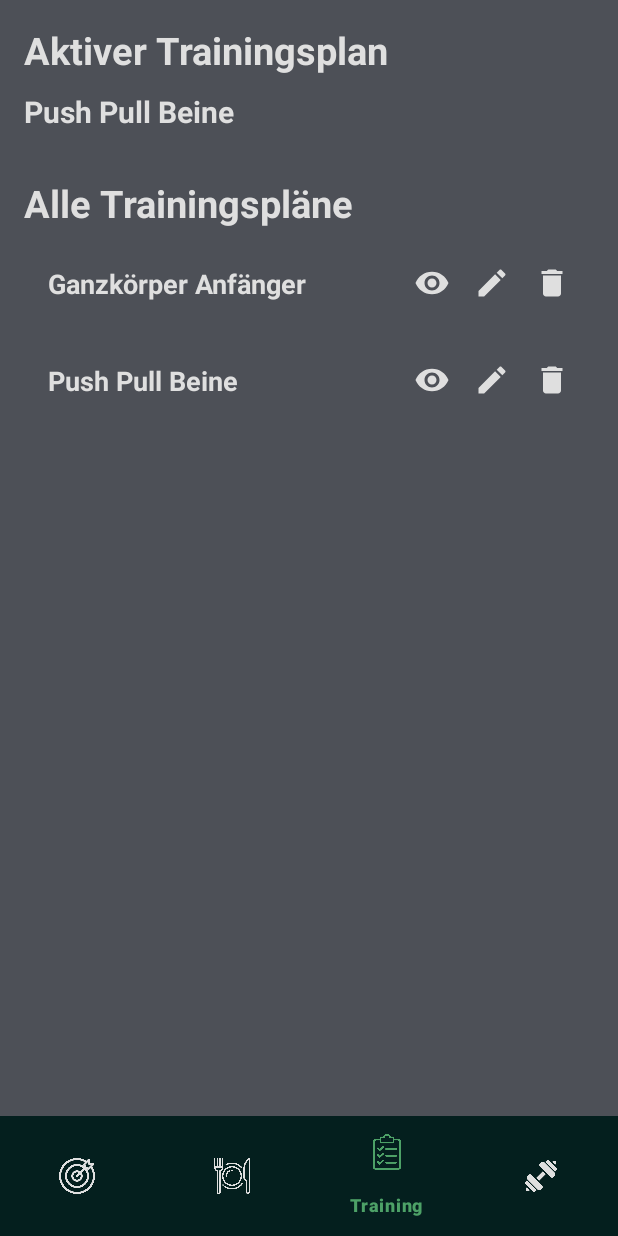
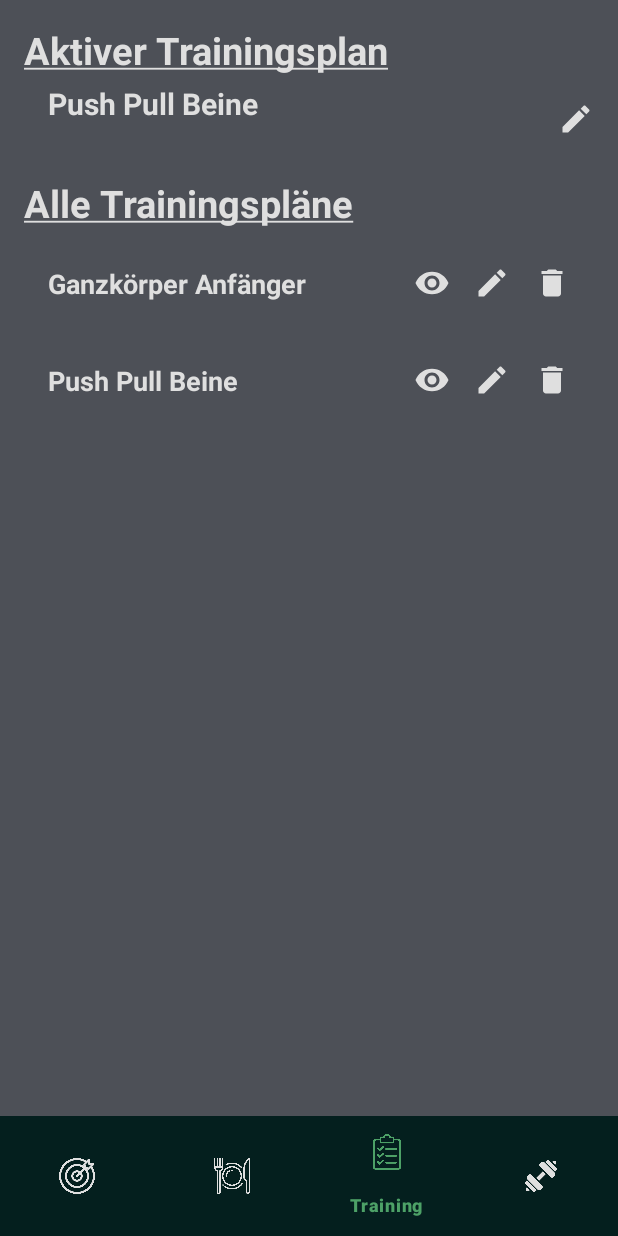
Before and after one commit to philippsnr/Fitness-Tracker, an Android app: the screen it shows after launch (MainActivity), item 3 of the bottom bar chosen, on a phone screen of 412 x 824 dp. Run offline under Robolectric (Android 15) with nearby library versions, the phone set to English and light mode, and no system bars.

Commit message:
first try on changeActiveTrainingplan

```diff
--- a/app/src/main/res/layout/fragment_training.xml
+++ b/app/src/main/res/layout/fragment_training.xml
@@ -1,7 +1,7 @@
-<LinearLayout
-    xmlns:android="http://schemas.android.com/apk/res/android"
+<LinearLayout xmlns:android="http://schemas.android.com/apk/res/android"
     android:layout_width="match_parent"
     android:layout_height="match_parent"
+    xmlns:app="http://schemas.android.com/apk/res-auto"
     android:orientation="vertical"
     android:padding="16dp">
 
@@ -11,18 +11,40 @@
         android:layout_height="wrap_content"
         android:text="@string/activeListHeading"
         android:textSize="25sp"
-        android:textStyle="bold" />
+        android:textStyle="bold"/>
+
 
     <!-- Aktiver Trainingsplan -->
+    <LinearLayout
+        android:layout_width="match_parent"
+        android:layout_height="wrap_content"
+        android:orientation="horizontal"
+        android:gravity="center_vertical">
+
         <TextView
             android:id="@+id/tvActivePlan"
-        android:layout_width="wrap_content"
+            android:layout_width="0dp"
             android:layout_height="wrap_content"
+            android:layout_weight="1"
             android:text="@string/activeListHeading"
             android:textSize="20sp"
             android:textStyle="bold"
             android:layout_marginTop="10dp"
-        android:layout_marginBottom="20dp"/>
+            android:layout_marginBottom="20dp"
+            android:layout_marginStart="16dp"/>
+
+        <ImageView
+            android:id="@+id/ivEditActivePlan"
+            android:layout_width="24dp"
+            android:layout_height="24dp"
+            android:contentDescription="@string/edit_plan"
+            android:src="@drawable/ic_edit"
+            android:layout_marginStart="16dp"
+            app:tint="@color/text"
+            android:layout_gravity="center_vertical"/>
+    </LinearLayout>
+
+
 
     <!-- Liste aller Trainingspläne -->
     <TextView
--- a/app/src/main/res/values/stringTrainingsTab.xml
+++ b/app/src/main/res/values/stringTrainingsTab.xml
@@ -1,7 +1,7 @@
 <?xml version="1.0" encoding="utf-8"?>
 <resources>
-    <string name="activeListHeading">Aktiver Trainingsplan</string>
-    <string name="allTrainingPlansHeading">Alle Trainingspläne</string>
+    <string name="activeListHeading"><u>Aktiver Trainingsplan</u></string>
+    <string name="allTrainingPlansHeading"><u>Alle Trainingspläne</u></string>
     <string name="view_plan">Trainingsplan anzeigen</string>
     <string name="edit_plan">Trainingsplan bearbeiten</string>
     <string name="delete_plan">Trainingsplan löschen</string>
```
Lines whose indentation alone changed are shown as unchanged.
